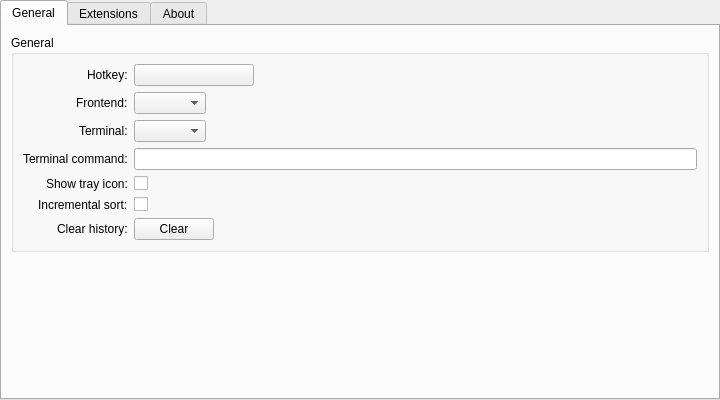
First picture: the form in src/lib/albertcore/src/core/settingswidget/settingswidget.ui, repository albertlauncher/albert, before the edit.
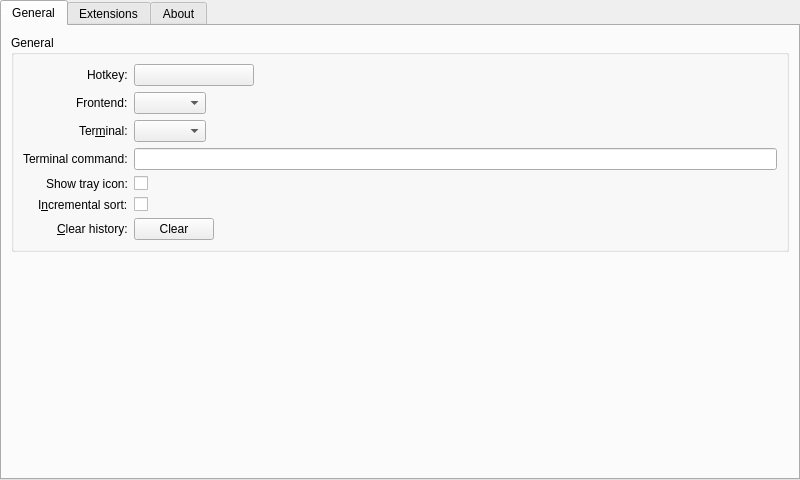
Second picture: the form after the edit. Icons and pictures are not drawn. Custom widgets are drawn as their Qt base class.

Commit message: Make settingswidget slightly bigger

```diff
--- a/src/lib/albertcore/src/core/settingswidget/settingswidget.ui
+++ b/src/lib/albertcore/src/core/settingswidget/settingswidget.ui
@@ -6,8 +6,8 @@
    <rect>
     <x>0</x>
     <y>0</y>
-    <width>720</width>
-    <height>400</height>
+    <width>800</width>
+    <height>480</height>
    </rect>
   </property>
   <property name="minimumSize">
@@ -123,7 +123,7 @@
             <item row="2" column="0">
              <widget class="QLabel" name="label_term">
               <property name="text">
-               <string>Terminal:</string>
+               <string>Ter&amp;minal:</string>
               </property>
               <property name="buddy">
                <cstring>comboBox_term</cstring>
@@ -186,7 +186,7 @@
             <item row="5" column="0">
              <widget class="QLabel" name="label_4">
               <property name="text">
-               <string>Incremental sort:</string>
+               <string>I&amp;ncremental sort:</string>
               </property>
               <property name="buddy">
                <cstring>checkBox_incrementalSort</cstring>
@@ -207,7 +207,7 @@
             <item row="6" column="0">
              <widget class="QLabel" name="label_2">
               <property name="text">
-               <string>Clear history:</string>
+               <string>&amp;Clear history:</string>
               </property>
               <property name="buddy">
                <cstring>pushButton_clearHistory</cstring>
```
Left out of the diff: 2 changed lines with no effect on the pictures.
